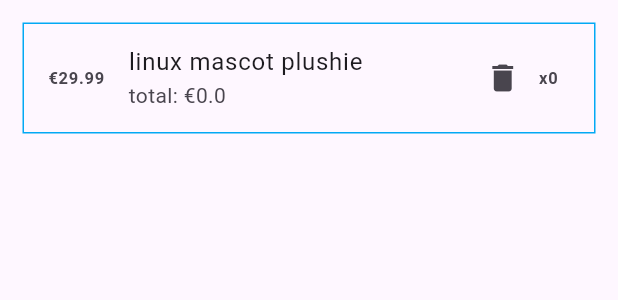
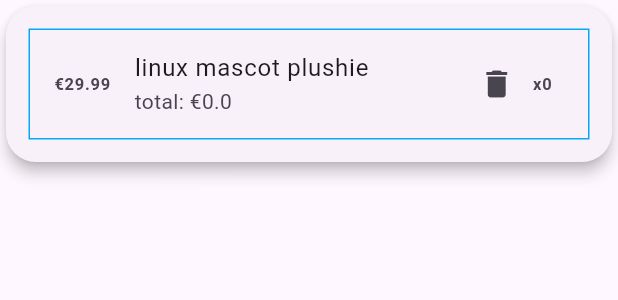
Before and after one commit to oliverpk2000/scre_shop_reloaded, a Flutter app: the CartItemTile widget shown alone on an empty page, opened directly with empty values, on a phone screen of 412 x 824 dp. Shown: the top 300 px of the screen. Run offline on Flutter 3.47's test engine with Material 3 defaults, Android fonts, the phone set to English and light mode, and no system bars; network calls fail.

Commit message:
extra x2

```diff
--- a/lib/pages/detailedProductPage.dart
+++ b/lib/pages/detailedProductPage.dart
@@ -23,6 +23,9 @@ class _DetailedProductPageState extends State<DetailedProductPage> {
         backgroundColor: Colors.lightBlue,
       ),
       body: Center(
+        child: Card(
+          elevation: 4,
+          shape: RoundedRectangleBorder(borderRadius: BorderRadius.circular(20)),
           child: Column(
             children: [
               Image.network(product.imageUrl),
@@ -31,6 +34,7 @@ class _DetailedProductPageState extends State<DetailedProductPage> {
             ],
           ),
         ),
+      ),
     );
   }
 }
--- a/lib/tiles/cartItemTile.dart
+++ b/lib/tiles/cartItemTile.dart
@@ -17,7 +17,10 @@ class _CartItemTileState extends State<CartItemTile> {
   @override
   Widget build(BuildContext context) {
     ProductProvider productProvider = Provider.of<ProductProvider>(context);
-    return Container(
+    return Card(
+      elevation: 4,
+      shape: RoundedRectangleBorder(borderRadius: BorderRadius.circular(20)),
+      child: Container(
         decoration: BoxDecoration(border: Border.all(color: Colors.lightBlue)),
         margin: const EdgeInsets.all(15.0),
         child: ListTile(
@@ -40,6 +43,7 @@ class _CartItemTileState extends State<CartItemTile> {
                     style: const TextStyle(fontWeight: FontWeight.bold))
               ]),
             )),
+      ),
     );
   }
 }
--- a/lib/tiles/productTile.dart
+++ b/lib/tiles/productTile.dart
@@ -25,6 +25,9 @@ class _ProductTileState extends State<ProductTile> {
         productProvider.setPointer(widget.product.id);
         Navigator.pushNamed(context, "/detail");
       },
+      child: Card(
+        elevation: 4,
+        shape: RoundedRectangleBorder(borderRadius: BorderRadius.circular(20)),
         child: GridTile(
           header: GridTileBar(
             title: Text(widget.product.title),
@@ -62,6 +65,7 @@ class _ProductTileState extends State<ProductTile> {
           ),
           child: Image.network(widget.product.imageUrl),
         ),
+      ),
     );
   }
 }
```
Also changed, not shown: lib/pages/orderPage.dart (+6 -1 lines), pubspec.lock. Lines whose indentation alone changed are shown as unchanged.
